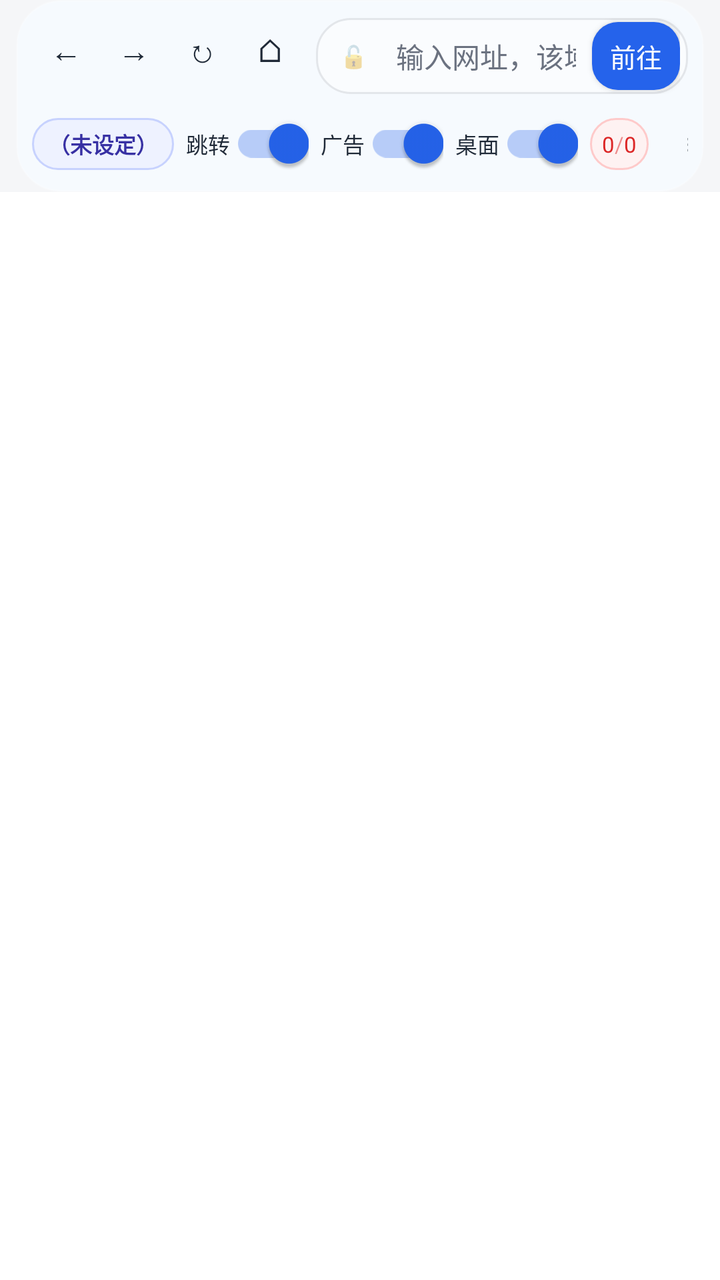
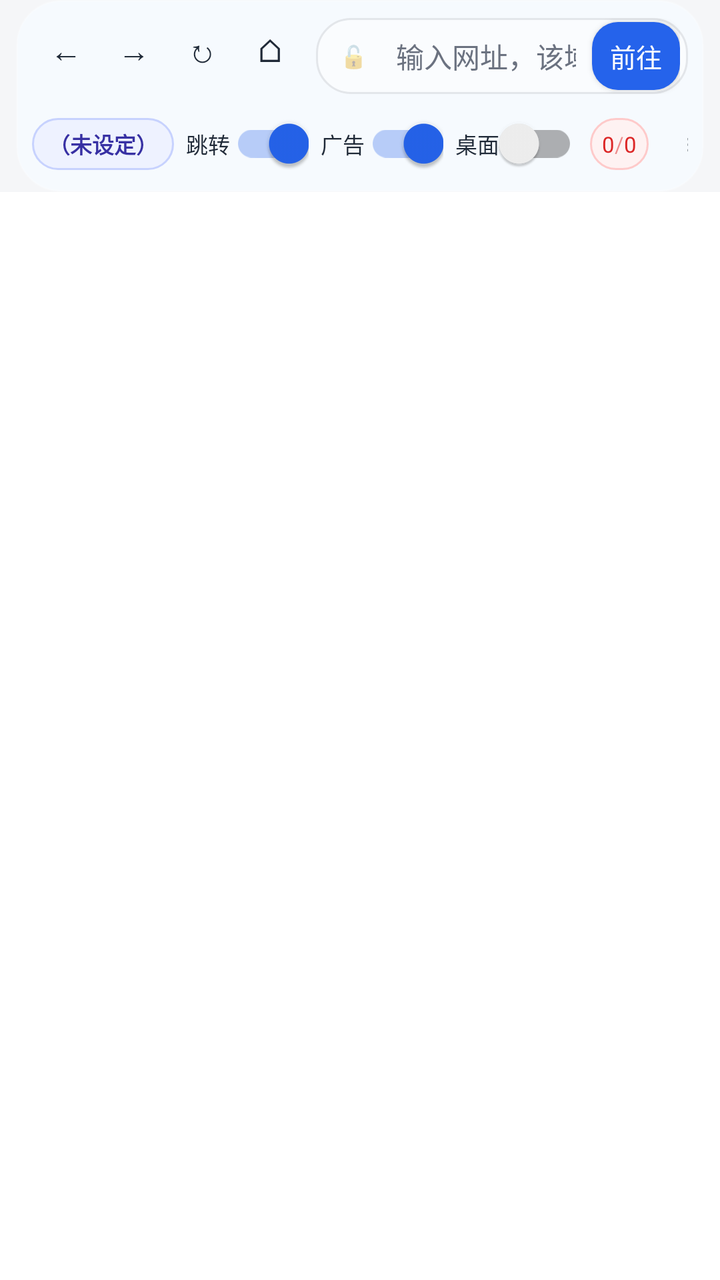

Screens rendered from an Android XML layout before and after an edit, with the pre-edit source and the edit as a unified diff.
<!-- AndroidManifest.xml: application theme Theme.SiteLockBrowser -->
<!-- res/layout/activity_main.xml -->
<?xml version="1.0" encoding="utf-8"?>
<LinearLayout xmlns:android="http://schemas.android.com/apk/res/android"
    xmlns:app="http://schemas.android.com/apk/res-auto"
    android:layout_width="match_parent"
    android:layout_height="match_parent"
    android:orientation="vertical"
    android:background="@color/bg"
    android:fitsSystemWindows="false">

    
    <LinearLayout
        android:id="@+id/toolbarBlur"
        android:layout_width="match_parent"
        android:layout_height="wrap_content"
        android:layout_marginStart="8dp"
        android:layout_marginEnd="8dp"
        android:layout_marginTop="0dp"
        android:background="@drawable/glass_card_bg"
        android:elevation="6dp"
        android:orientation="vertical">

        <LinearLayout
            android:id="@+id/toolbarContent"
            android:layout_width="match_parent"
            android:layout_height="wrap_content"
            android:orientation="vertical"
            android:paddingStart="8dp"
            android:paddingEnd="8dp"
            android:paddingTop="8dp"
            android:paddingBottom="8dp">

            
            <LinearLayout
                android:layout_width="match_parent"
                android:layout_height="40dp"
                android:orientation="horizontal"
                android:gravity="center_vertical">

                <LinearLayout
                    android:layout_width="wrap_content"
                    android:layout_height="match_parent"
                    android:orientation="horizontal">

                    <Button
                        android:id="@+id/btnBack"
                        style="@style/NavButton"
                        android:text="←" />

                    <Button
                        android:id="@+id/btnForward"
                        style="@style/NavButton"
                        android:text="→" />

                    <Button
                        android:id="@+id/btnReload"
                        style="@style/NavButton"
                        android:text="↻" />

                    <Button
                        android:id="@+id/btnHome"
                        style="@style/NavButton"
                        android:text="⌂" />
                </LinearLayout>

                <FrameLayout
                    android:layout_width="0dp"
                    android:layout_height="38dp"
                    android:layout_weight="1"
                    android:layout_marginStart="6dp"
                    android:background="@drawable/addr_bg"
                    android:paddingStart="12dp"
                    android:paddingEnd="4dp">

                    <TextView
                        android:id="@+id/lockIcon"
                        android:layout_width="wrap_content"
                        android:layout_height="match_parent"
                        android:gravity="center"
                        android:text="🔓"
                        android:textSize="11sp"
                        android:alpha="0.7"
                        android:layout_gravity="start|center_vertical" />

                    <EditText
                        android:id="@+id/urlInput"
                        android:layout_width="match_parent"
                        android:layout_height="match_parent"
                        android:layout_marginStart="22dp"
                        android:layout_marginEnd="46dp"
                        android:background="@null"
                        android:hint="@string/hint_url"
                        android:textColorHint="@color/muted"
                        android:textSize="14sp"
                        android:textColor="@color/text"
                        android:inputType="textUri"
                        android:imeOptions="actionGo"
                        android:singleLine="true"
                        android:paddingStart="6dp"
                        android:paddingEnd="6dp" />

                    <Button
                        android:id="@+id/btnGo"
                        android:layout_width="44dp"
                        android:layout_height="34dp"
                        android:layout_gravity="end|center_vertical"
                        android:background="@drawable/go_btn_bg"
                        android:text="@string/go"
                        android:textColor="@color/white"
                        android:textSize="13sp"
                        android:minWidth="0dp"
                        android:minHeight="0dp"
                        android:padding="0dp" />
                </FrameLayout>
            </LinearLayout>

            
            <LinearLayout
                android:id="@+id/toolbarRowB"
                android:layout_width="match_parent"
                android:layout_height="32dp"
                android:layout_marginTop="8dp"
                android:orientation="horizontal"
                android:gravity="center_vertical">

                <LinearLayout
                    android:layout_width="wrap_content"
                    android:layout_height="26dp"
                    android:orientation="horizontal"
                    android:gravity="center_vertical"
                    android:background="@drawable/chip_bg"
                    android:paddingStart="8dp"
                    android:paddingEnd="8dp">

                    <TextView
                        android:id="@+id/homeDomain"
                        android:layout_width="wrap_content"
                        android:layout_height="wrap_content"
                        android:text="@string/home_none"
                        android:textColor="@color/chip_text"
                        android:textSize="11sp"
                        android:textStyle="bold"
                        android:maxWidth="100dp"
                        android:singleLine="true"
                        android:ellipsize="end" />
                </LinearLayout>

                <androidx.appcompat.widget.SwitchCompat
                    android:id="@+id/toggleRedirects"
                    android:layout_width="wrap_content"
                    android:layout_height="26dp"
                    android:layout_marginStart="6dp"
                    android:checked="true"
                    android:text="@string/toggle_redirects_short"
                    android:textSize="11sp"
                    android:textColor="@color/text" />

                <androidx.appcompat.widget.SwitchCompat
                    android:id="@+id/toggleAds"
                    android:layout_width="wrap_content"
                    android:layout_height="26dp"
                    android:layout_marginStart="6dp"
                    android:checked="true"
                    android:text="@string/toggle_ads_short"
                    android:textSize="11sp"
                    android:textColor="@color/text" />

                <androidx.appcompat.widget.SwitchCompat
                    android:id="@+id/toggleDesktop"
                    android:layout_width="wrap_content"
                    android:layout_height="26dp"
                    android:layout_marginStart="6dp"
                    android:checked="true"
                    android:text="@string/toggle_desktop_short"
                    android:textSize="11sp"
                    android:textColor="@color/text" />

                <LinearLayout
                    android:id="@+id/countsBox"
                    android:layout_width="wrap_content"
                    android:layout_height="26dp"
                    android:orientation="horizontal"
                    android:gravity="center_vertical"
                    android:layout_marginStart="6dp"
                    android:background="@drawable/count_bg"
                    android:paddingStart="6dp"
                    android:paddingEnd="6dp"
                    android:clickable="true"
                    android:focusable="true">

                    <TextView
                        android:id="@+id/redirectCount"
                        android:layout_width="wrap_content"
                        android:layout_height="wrap_content"
                        android:text="0"
                        android:textColor="@color/danger"
                        android:textSize="11sp" />

                    <TextView
                        android:layout_width="wrap_content"
                        android:layout_height="wrap_content"
                        android:text="/"
                        android:textColor="@color/danger"
                        android:textSize="11sp"
                        android:alpha="0.5" />

                    <TextView
                        android:id="@+id/adCount"
                        android:layout_width="wrap_content"
                        android:layout_height="wrap_content"
                        android:text="0"
                        android:textColor="@color/danger"
                        android:textSize="11sp" />
                </LinearLayout>

                <Button
                    android:id="@+id/btnHistory"
                    style="@style/NavButton"
                    android:layout_marginStart="6dp"
                    android:text="≡" />

                <Button
                    android:id="@+id/btnScripts"
                    style="@style/NavButton"
                    android:text="{}" />

                <TextView
                    android:id="@+id/statusText"
                    android:layout_width="0dp"
                    android:layout_height="match_parent"
                    android:layout_weight="1"
                    android:gravity="end|center_vertical"
                    android:text="@string/status_ready"
                    android:textColor="@color/muted"
                    android:textSize="12sp"
                    android:singleLine="true"
                    android:ellipsize="end"
                    android:paddingStart="8dp" />
            </LinearLayout>
        </LinearLayout>
    </LinearLayout>

    
    <FrameLayout
        android:id="@+id/webContainer"
        android:layout_width="match_parent"
        android:layout_height="0dp"
        android:layout_weight="1"
        android:background="@color/white" />

</LinearLayout>
<!-- resources referenced by this layout -->
<resources>
  <color name="bg">#F5F6F8</color>
  <color name="chip_text">#3730A3</color>
  <color name="danger">#DC2626</color>
  <color name="muted">#6B7280</color>
  <color name="text">#1F2937</color>
  <color name="white">#FFFFFF</color>
  <!-- drawable addr_bg (drawable) -->
  <?xml version="1.0" encoding="utf-8"?>
  <shape xmlns:android="http://schemas.android.com/apk/res/android" android:shape="rectangle">
      <solid android:color="@color/glass_addr_bg" />
      <stroke android:width="1dp" android:color="@color/border" />
      <corners android:radius="17dp" />
  </shape>
  <!-- drawable chip_bg (drawable) -->
  <?xml version="1.0" encoding="utf-8"?>
  <shape xmlns:android="http://schemas.android.com/apk/res/android" android:shape="rectangle">
      <solid android:color="@color/chip_bg" />
      <stroke android:width="1dp" android:color="@color/chip_border" />
      <corners android:radius="13dp" />
  </shape>
  <!-- drawable count_bg (drawable) -->
  <?xml version="1.0" encoding="utf-8"?>
  <shape xmlns:android="http://schemas.android.com/apk/res/android" android:shape="rectangle">
      <solid android:color="@color/count_bg" />
      <stroke android:width="1dp" android:color="@color/count_border" />
      <corners android:radius="13dp" />
  </shape>
  <!-- drawable glass_card_bg (drawable) -->
  <?xml version="1.0" encoding="utf-8"?>
  <shape xmlns:android="http://schemas.android.com/apk/res/android" android:shape="rectangle">
      <solid android:color="@color/glass_card" />
      <stroke android:width="1dp" android:color="@color/glass_border" />
      <corners android:radius="22dp" />
  </shape>
  <!-- drawable go_btn_bg (drawable) -->
  <?xml version="1.0" encoding="utf-8"?>
  <shape xmlns:android="http://schemas.android.com/apk/res/android" android:shape="rectangle">
      <solid android:color="@color/accent" />
      <corners android:radius="13dp" />
  </shape>
  <string name="go">前往</string>
  <string name="hint_url">输入网址，该域名将作为「本网站」</string>
  <string name="home_none">（未设定）</string>
  <string name="status_ready">就绪</string>
  <string name="toggle_ads_short">广告</string>
  <string name="toggle_desktop_short">桌面</string>
  <string name="toggle_redirects_short">跳转</string>
  <style name="NavButton">
          <item name="android:layout_width">34dp</item>
          <item name="android:layout_height">34dp</item>
          <item name="android:layout_marginStart">0dp</item>
          <item name="android:layout_marginEnd">0dp</item>
          <item name="android:minWidth">0dp</item>
          <item name="android:minHeight">0dp</item>
          <item name="android:padding">0dp</item>
          <item name="android:background">?attr/selectableItemBackgroundBorderless</item>
          <item name="android:textSize">16sp</item>
          <item name="android:textColor">@color/text</item>
      </style>
  <color name="glass_addr_bg">#80FFFFFF</color>
  <color name="border">#E3E6EA</color>
  <color name="chip_bg">#EEF2FF</color>
  <color name="chip_border">#C7D2FE</color>
  <color name="count_bg">#FEF2F2</color>
  <color name="count_border">#FECACA</color>
  <color name="glass_card">#E8F7FBFF</color>
  <color name="glass_border">#33FFFFFF</color>
  <color name="accent">#2563EB</color>
  <color name="accent_dark">#1D4ED8</color>
  <!-- unchanged entries left out for length: 1 -->
</resources>

<!-- the commit's change to res/layout/activity_main.xml (unified diff, before → after) -->
@@ -169,7 +169,7 @@
                     android:layout_width="wrap_content"
                     android:layout_height="26dp"
                     android:layout_marginStart="6dp"
-                    android:checked="true"
+                    android:checked="false"
                     android:text="@string/toggle_desktop_short"
                     android:textSize="11sp"
                     android:textColor="@color/text" />
